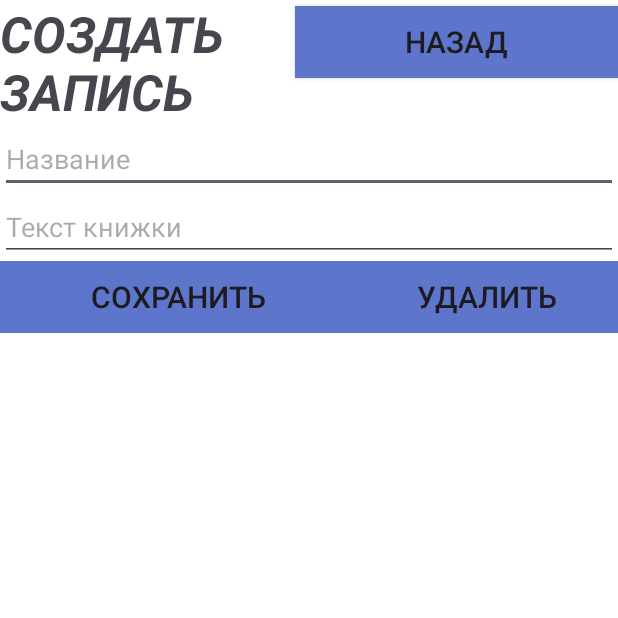
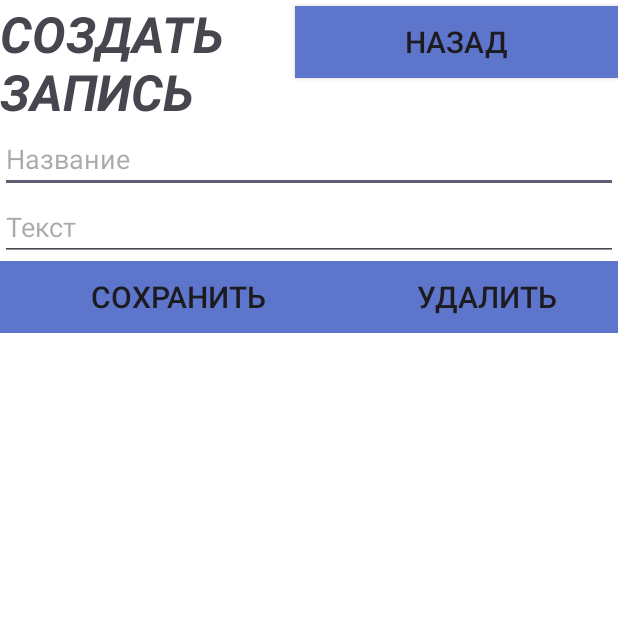
Before and after one commit to Olya-Loading/Android_final_project, an Android app: the MainActivity2 screen opened directly, with no data from a screen before it, on a phone screen of 412 x 824 dp, the top half of it. Run offline under Robolectric (Android 15) with nearby library versions, the phone set to English and light mode, and no system bars.

Commit message:
new version

```diff
--- a/app/src/main/res/layout/activity_main2.xml
+++ b/app/src/main/res/layout/activity_main2.xml
@@ -49,7 +49,7 @@
             android:layout_width="wrap_content"
             android:layout_height="match_parent"
             android:layout_weight="50"
-            android:hint="Текст книжки" />
+            android:hint="Текст" />
     </TableRow>
     <TableRow
         android:layout_width="match_parent"
```
Also changed, not shown: 1 other file.
